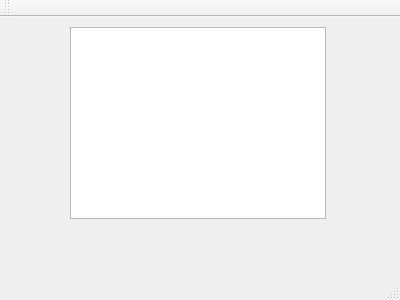
Above: JeuQuizo/jeuquizo.ui from pierre-ignas/ApplicationQt before the change. Below: the same form after it.
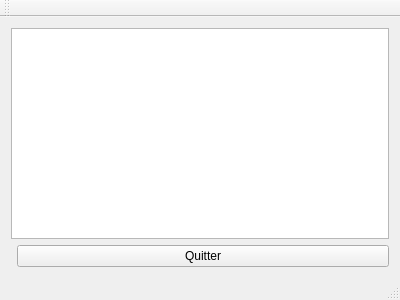
That is the form after the change.

Diff of the .ui file:
```diff
--- a/JeuQuizo/jeuquizo.ui
+++ b/JeuQuizo/jeuquizo.ui
@@ -14,16 +14,18 @@
    <string>JeuQuizo</string>
   </property>
   <widget class="QWidget" name="centralWidget">
-   <widget class="QGraphicsView" name="graphicsView">
-    <property name="geometry">
-     <rect>
-      <x>70</x>
-      <y>10</y>
-      <width>256</width>
-      <height>192</height>
-     </rect>
-    </property>
-   </widget>
+   <layout class="QFormLayout" name="formLayout">
+    <item row="0" column="0" colspan="2">
+     <widget class="QGraphicsView" name="ma_vue"/>
+    </item>
+    <item row="1" column="1">
+     <widget class="QPushButton" name="pushButton">
+      <property name="text">
+       <string>Quitter</string>
+      </property>
+     </widget>
+    </item>
+   </layout>
   </widget>
   <widget class="QMenuBar" name="menuBar">
    <property name="geometry">
```
Left out of the diff: 3 changed lines with no effect on the pictures.
